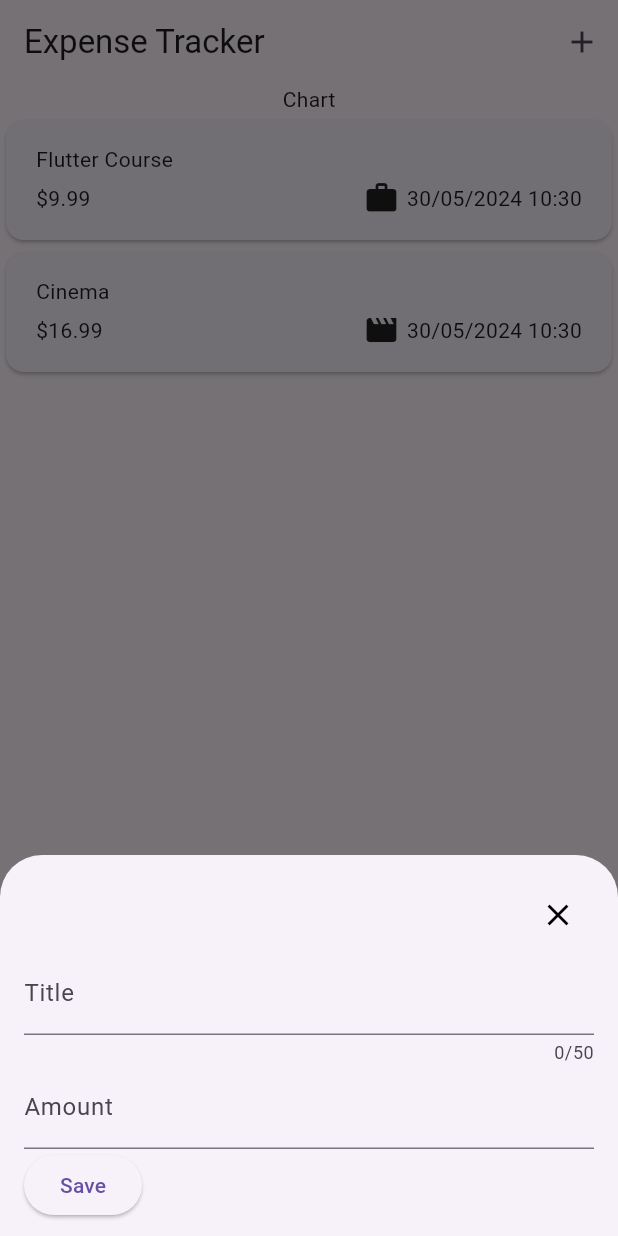
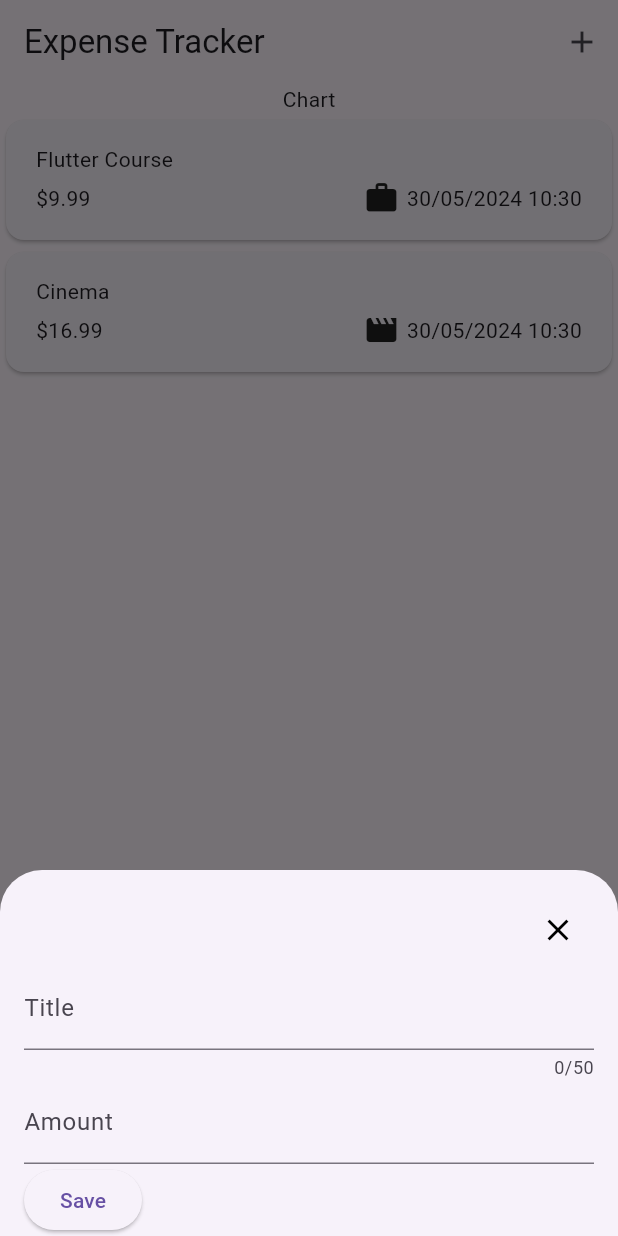
Before and after one commit to edoremo00/FlutterCourse, a Flutter app: the screen it shows after launch, after a tap on the "add" icon, on a phone screen of 412 x 824 dp. Run offline on Flutter 3.47's test engine with Material 3 defaults, Android fonts, the phone set to English and light mode, and no system bars.

Commit message:
added animation to better handle keyboard type change in bottom sheet. the prefixtext of amount is now tied to the locale used in the system

```diff
--- a/lib/widgets/new_expense.dart
+++ b/lib/widgets/new_expense.dart
@@ -1,4 +1,5 @@
 import 'package:flutter/material.dart';
+import 'package:intl/intl.dart';
 
 class NewExpense extends StatefulWidget {
   const NewExpense({super.key});
@@ -11,7 +12,16 @@ class NewExpense extends StatefulWidget {
 class _NewExpenseState extends State<NewExpense> {
   final _titleController = TextEditingController();
   final _amountController = TextEditingController();
+  double previousPadding = 0.0;
 
+  // late String currencySymbol;
+  String currencySymbol="";
+
+  @override
+  void didChangeDependencies() {
+    super.didChangeDependencies();
+     retrieveCurrencySymbol();
+  }
   @override
   void dispose() {
     _titleController.dispose();
@@ -19,11 +29,26 @@ class _NewExpenseState extends State<NewExpense> {
     super.dispose();
   }
 
+  void retrieveCurrencySymbol(){
+    final locale=View.of(context).platformDispatcher.locale.toLanguageTag();
+    final formatted=NumberFormat.simpleCurrency(locale: locale);
+    if(formatted.currencySymbol !=currencySymbol){
+      setState(() {
+         currencySymbol=formatted.currencySymbol;
+      });
+    }
+  }
+
   @override
   Widget build(BuildContext context) {
-    return Padding(
+
+    //esempio closure inutile
+    // setBottompadding();
+    return AnimatedPadding(
+      duration: const Duration(milliseconds: 300),
+      curve: Curves.easeOut,
       padding: EdgeInsets.only(
-          bottom: MediaQuery.of(context).viewInsets.bottom + 10,
+          bottom: MediaQuery.of(context).viewInsets.bottom,
           top: 16,
           left: 16,
           right: 16),
@@ -50,8 +75,9 @@ class _NewExpenseState extends State<NewExpense> {
           TextField(
             controller: _amountController,
             keyboardType: const TextInputType.numberWithOptions(),
-            decoration: const InputDecoration(
-              label: Text("Amount"),
+            decoration: InputDecoration(
+              label: const Text("Amount"),
+              prefixText: currencySymbol,
             ),
           ),
           Row(
@@ -66,4 +92,17 @@ class _NewExpenseState extends State<NewExpense> {
       ),
     );
   }
+
+  // void setBottompadding(){
+  //   var currentBottompadding=MediaQuery.of(context).viewInsets.bottom;
+  //   Function shouldBottompaddingChange=(double padding){
+  //     double result=(currentBottompadding>padding && currentBottompadding !=0.0) ? currentBottompadding : padding;
+  //     previousPadding=result;
+  //     if(result==padding) return currentBottompadding;
+  //     return result;
+  //   };
+  //   previousPadding=shouldBottompaddingChange(previousPadding);
+
+  // }
+
 }
```
